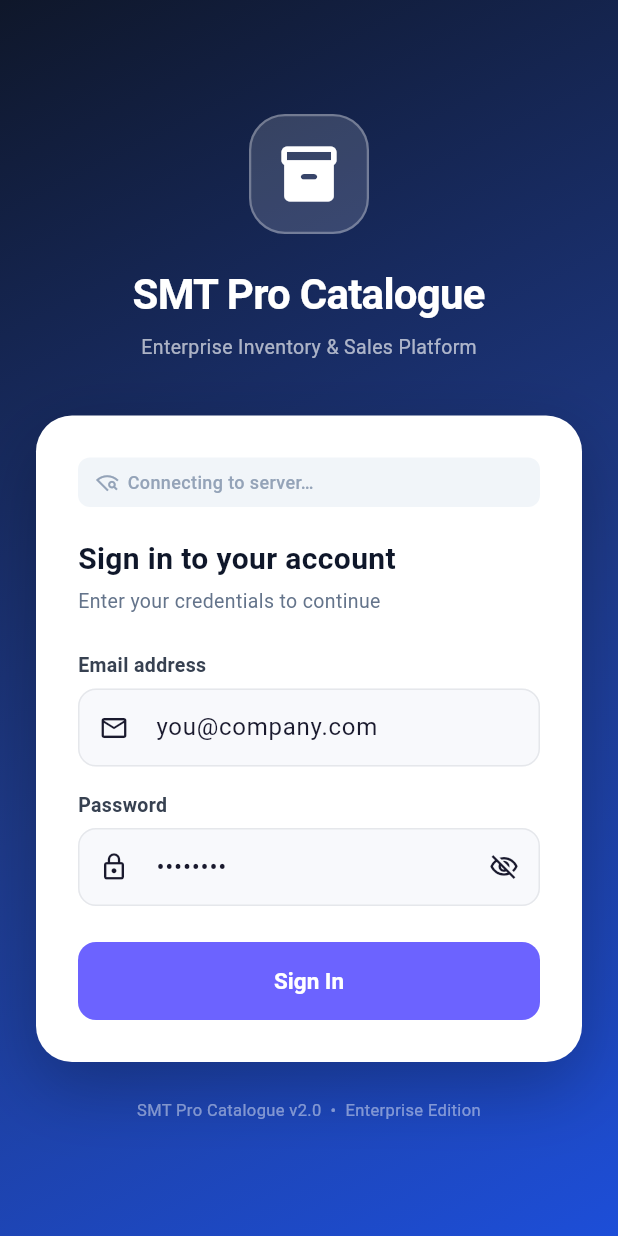
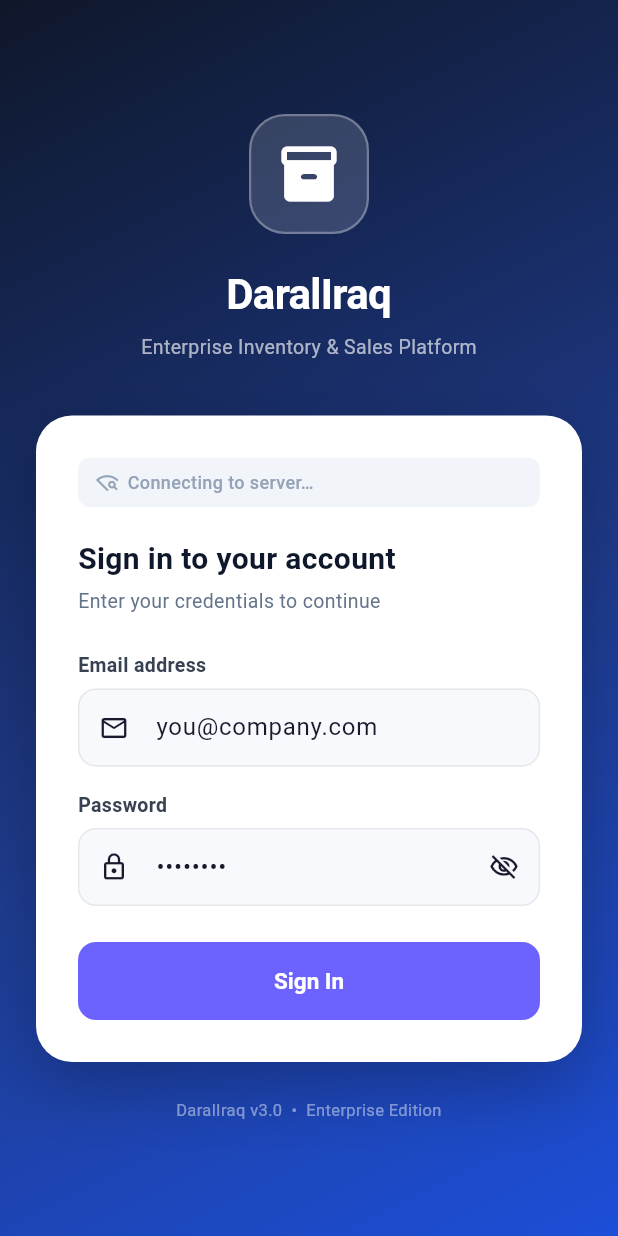
Before and after one commit to RenasTalabani/SMT-catalogue-, a Flutter app: the first screen one second after launch, on a phone screen of 412 x 824 dp. Run offline on Flutter 3.47's test engine with Material 3 defaults, Android fonts, the phone set to English and light mode, and no system bars; our stand-ins replace cached_network_image, chewie, dartz, dio, equatable, firebase_core and 14 more; accounts and stored records are empty; network calls fail.

Commit message:
refactor: rename remaining SMT references to DaralIraq
- Flutter login screen: app title + footer text
- Flutter add/edit product: placeholder hint text
- Windows/Linux CMakeLists: binary name and application ID

Co-Authored-By: Claude Sonnet 4.6 <noreply@anthropic.com>

```diff
--- a/smt-pro-catalog/flutter_app/lib/features/auth/screens/login_screen.dart
+++ b/smt-pro-catalog/flutter_app/lib/features/auth/screens/login_screen.dart
@@ -99,7 +99,7 @@ class _LoginScreenState extends ConsumerState<LoginScreen>
       child: const Icon(Icons.inventory_2_rounded, size: 44, color: Colors.white),
     ),
     const SizedBox(height: 20),
-    const Text('SMT Pro Catalogue',
+    const Text('DaralIraq',
         style: TextStyle(fontSize: 28, fontWeight: FontWeight.bold, color: Colors.white, letterSpacing: -0.5)),
     const SizedBox(height: 6),
     Text('Enterprise Inventory & Sales Platform',
@@ -180,7 +180,7 @@ class _LoginScreenState extends ConsumerState<LoginScreen>
   );
 
   Widget _buildFooter() => Text(
-    'SMT Pro Catalogue v2.0  •  Enterprise Edition',
+    'DaralIraq v3.0  •  Enterprise Edition',
     style: TextStyle(fontSize: 11, color: Colors.white.withAlpha(115)),
     textAlign: TextAlign.center,
   );
--- a/smt-pro-catalog/flutter_app/lib/features/products/screens/add_edit_product_screen.dart
+++ b/smt-pro-catalog/flutter_app/lib/features/products/screens/add_edit_product_screen.dart
@@ -105,7 +105,7 @@ class _AddEditProductScreenState extends State<AddEditProductScreen> {
               _field(
                 controller: _nameCtrl,
                 label: 'Product Name',
-                hint: 'e.g. SMT Resistor 100Ω',
+                hint: 'e.g. Resistor 100Ω',
                 icon: Icons.inventory_2_outlined,
                 validator: (v) => (v == null || v.trim().length < 2) ? 'Name must be at least 2 characters' : null,
               ),
```
Also changed, not shown: 2 other files.
